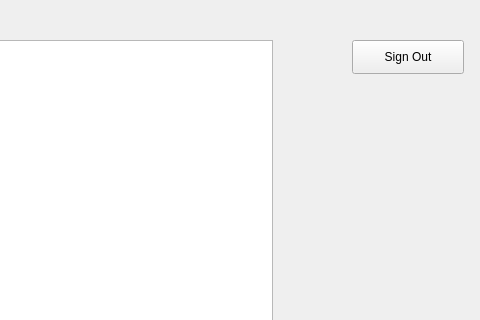
First picture: the form in Memorize_word_tool/wordslibrary.ui, repository XXWZLN/word-memorize-system, before the edit; both pictures show x 208 to 688 and y 0 to 320 of the 688 by 480 pixel window.
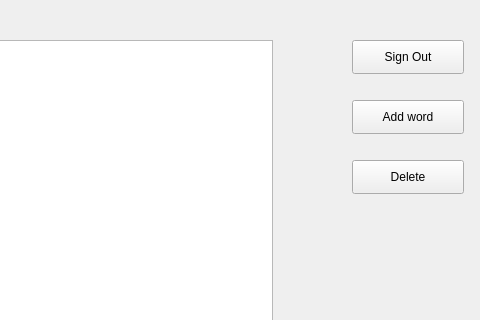
Second picture: the form after the edit.

```diff
--- a/Memorize_word_tool/wordslibrary.ui
+++ b/Memorize_word_tool/wordslibrary.ui
@@ -36,6 +36,32 @@
     </rect>
    </property>
   </widget>
+  <widget class="QPushButton" name="add">
+   <property name="geometry">
+    <rect>
+     <x>560</x>
+     <y>100</y>
+     <width>112</width>
+     <height>34</height>
+    </rect>
+   </property>
+   <property name="text">
+    <string>Add word</string>
+   </property>
+  </widget>
+  <widget class="QPushButton" name="Delete">
+   <property name="geometry">
+    <rect>
+     <x>560</x>
+     <y>160</y>
+     <width>112</width>
+     <height>34</height>
+    </rect>
+   </property>
+   <property name="text">
+    <string>Delete</string>
+   </property>
+  </widget>
  </widget>
  <resources/>
  <connections/>
```
